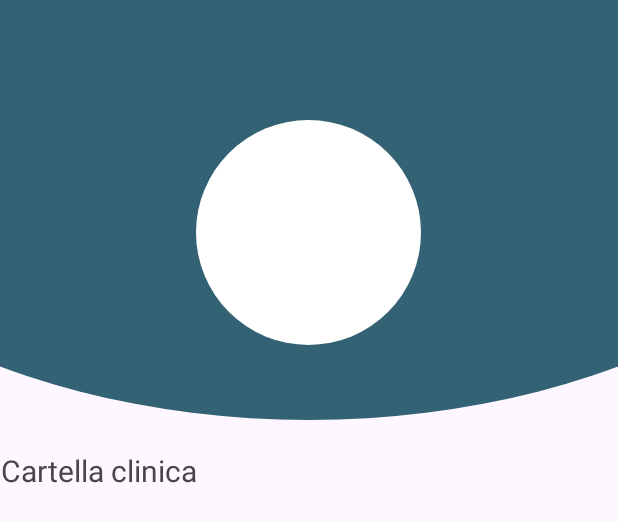
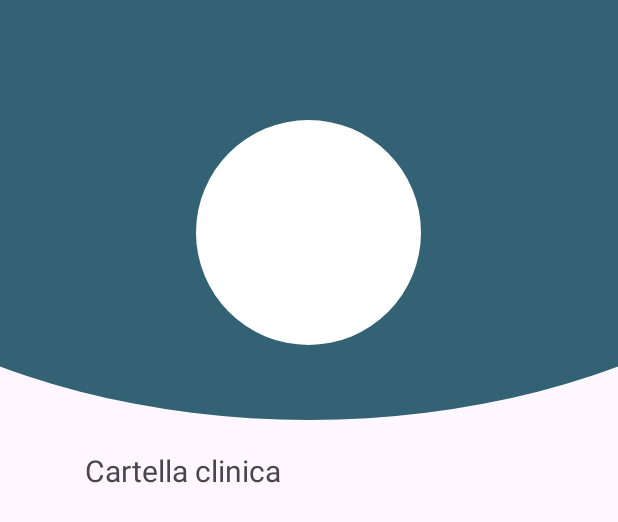
Before and after one commit to Tommiconlai/AppPet, an Android app: the layout activity_cartella_clinica.xml on its own in the app's theme, with its tools: preview values and no code run, on a phone screen of 412 x 824 dp. Shown: the top 522 px of the screen. Run offline under Robolectric (Android 15) with nearby library versions, the light colour scheme and no system bars.

Commit message:
vari fix

```diff
--- a/Android/app/src/main/java/com/example/apppet/CartellaClinica.java
+++ b/Android/app/src/main/java/com/example/apppet/CartellaClinicaActivity.java
@@ -8,7 +8,7 @@ import androidx.appcompat.app.AppCompatActivity;
 import java.util.ArrayList;
 import java.util.List;
 
-public class CartellaClinica extends AppCompatActivity {
+public class CartellaClinicaActivity extends AppCompatActivity {
 
     @Override
     protected void onCreate(Bundle savedInstanceState) {
@@ -16,9 +16,9 @@ public class CartellaClinica extends AppCompatActivity {
         setContentView(R.layout.activity_cartella_clinica);
 
         //al posto di questa lista ci vorrebbe il database
-        //List <LogCartellaClinica> lista = new ArrayList<LogCartellaClinica>();
+        List <LogCartellaClinica> lista = new ArrayList<LogCartellaClinica>();
 
-        List <LogCartellaClinica> lista = new ArrayList<>();
+        //List <LogCartellaClinica> lista = new ArrayList<>();
 
         ListView listviewLogClinica=findViewById(R.id.listaCartellaClinica);
         lista.add(new LogCartellaClinica("Evento 1", "01/03/2025", "Descrizione evento 1"));
--- a/Android/app/src/main/java/com/example/apppet/ProfiloAnimaleActivity.java
+++ b/Android/app/src/main/java/com/example/apppet/ProfiloAnimaleActivity.java
@@ -26,7 +26,7 @@ public class ProfiloAnimaleActivity extends AppCompatActivity {
         //logica database?
         modificaProfiloAnimale.setOnClickListener(new View.OnClickListener() {
             public void onClick(View v) {
-                Intent i = new Intent(ProfiloAnimaleActivity.this,RegistrazioneAnimale.class);
+                Intent i = new Intent(ProfiloAnimaleActivity.this, RegistrazioneAnimaleActivity.class);
 
             }
         });
--- a/Android/app/src/main/java/com/example/apppet/Registrazione.java
+++ b/Android/app/src/main/java/com/example/apppet/RegistrazioneActivity.java
@@ -2,13 +2,9 @@ package com.example.apppet;
 
 import android.os.Bundle;
 
-import androidx.activity.EdgeToEdge;
 import androidx.appcompat.app.AppCompatActivity;
-import androidx.core.graphics.Insets;
-import androidx.core.view.ViewCompat;
-import androidx.core.view.WindowInsetsCompat;
 
-public class Registrazione extends AppCompatActivity {
+public class RegistrazioneActivity extends AppCompatActivity {
 
     @Override
     protected void onCreate(Bundle savedInstanceState) {
--- a/Android/app/src/main/java/com/example/apppet/RicercaServizi.java
+++ b/Android/app/src/main/java/com/example/apppet/RicercaServiziActivity.java
@@ -2,13 +2,9 @@ package com.example.apppet;
 
 import android.os.Bundle;
 
-import androidx.activity.EdgeToEdge;
 import androidx.appcompat.app.AppCompatActivity;
-import androidx.core.graphics.Insets;
-import androidx.core.view.ViewCompat;
-import androidx.core.view.WindowInsetsCompat;
 
-public class RicercaServizi extends AppCompatActivity {
+public class RicercaServiziActivity extends AppCompatActivity {
 
     @Override
     protected void onCreate(Bundle savedInstanceState) {
--- a/Android/app/src/main/res/layout/activity_cartella_clinica.xml
+++ b/Android/app/src/main/res/layout/activity_cartella_clinica.xml
@@ -34,8 +34,9 @@
     <!--fine immagine logo-->
     <!--list view-->
     <LinearLayout
+        android:layout_centerHorizontal="true"
         android:id="@+id/titoloCC"
-        android:layout_width="match_parent"
+        android:layout_width="300dp"
         android:layout_height="wrap_content"
         android:layout_below="@+id/img_top">
 
@@ -48,9 +49,10 @@
 
     </LinearLayout>
     <ListView
+        android:layout_centerHorizontal="true"
         android:id="@+id/listaCartellaClinica"
-        android:layout_width="match_parent"
-        android:layout_height="200dp"
+        android:layout_width="300dp"
+        android:layout_height="wrap_content"
         android:layout_below="@+id/titoloCC"/>
 
 
--- a/Android/app/src/main/res/layout/activity_registrazione.xml
+++ b/Android/app/src/main/res/layout/activity_registrazione.xml
@@ -1,4 +1,3 @@
-
 <?xml version="1.0" encoding="utf-8"?>
 <RelativeLayout xmlns:android="http://schemas.android.com/apk/res/android"
     xmlns:app="http://schemas.android.com/apk/res-auto"
@@ -6,7 +5,7 @@
     android:id="@+id/main"
     android:layout_width="match_parent"
     android:layout_height="match_parent"
-    tools:context=".Registrazione"
+    tools:context=".RegistrazioneActivity"
     android:orientation="vertical">
 
     <FrameLayout android:id="@+id/frame"
--- a/Android/app/src/main/res/layout/activity_ricerca_servizi.xml
+++ b/Android/app/src/main/res/layout/activity_ricerca_servizi.xml
@@ -6,7 +6,7 @@
     android:layout_width="match_parent"
     android:layout_height="match_parent"
     android:orientation="vertical"
-    tools:context=".RicercaServizi">
+    tools:context=".RicercaServiziActivity">
 
     <FrameLayout
         android:layout_width="wrap_content"
```
Also changed, not shown: Android/app/src/main/AndroidManifest.xml (+5 -4 lines), Android/app/src/main/java/com/example/apppet/LoginActivity.java (+13 -4 lines), Android/app/src/main/java/com/example/apppet/RegistrazioneAnimaleActivity.java (renamed from Android/app/src/main/java/com/example/apppet/RegistrazioneAnimale.java, +1 -7 lines), Android/app/src/main/res/layout/add_newevent_layout.xml (+12 -11 lines), 1 other file.
